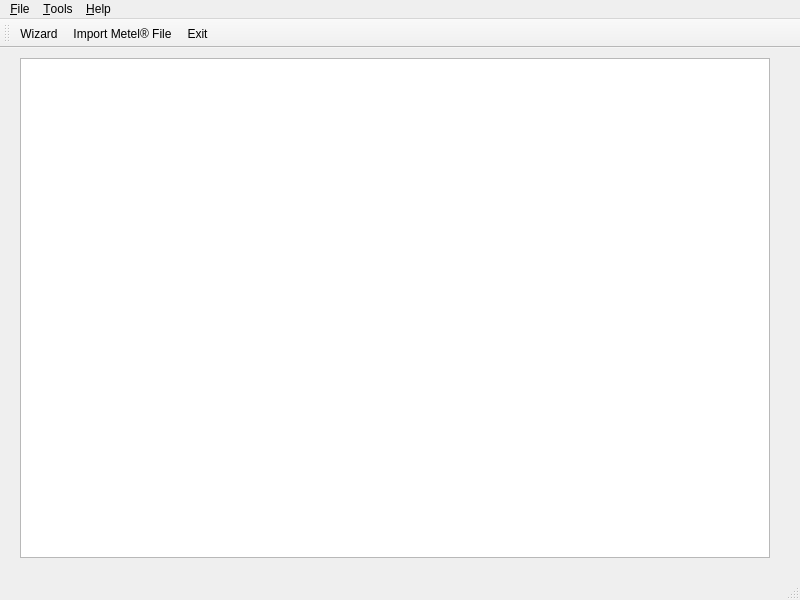
The window that mainwindow.ui (gallochri/SCFqt) describes before a commit, drawn with Qt 5.
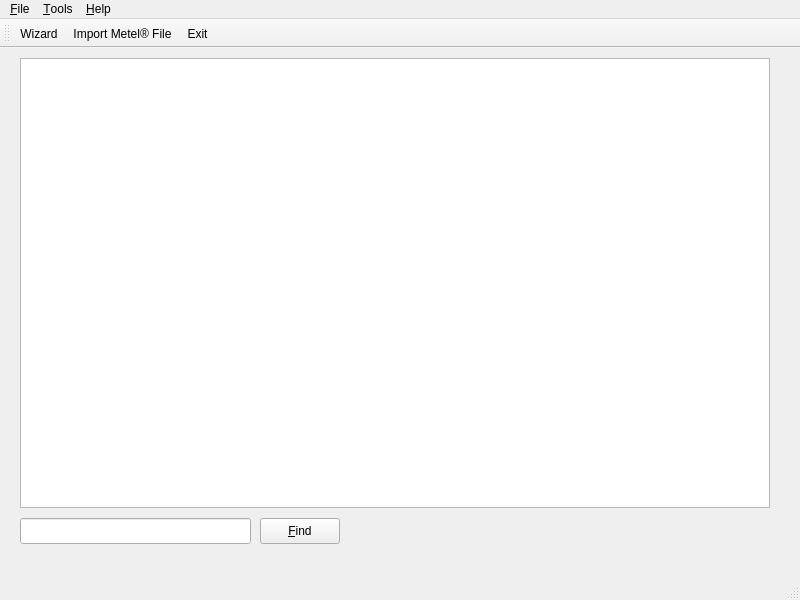
The same window after the commit. Icons and pictures are not drawn.

Commit message: Initial Find button

What changed in the file:
```diff
--- a/mainwindow.ui
+++ b/mainwindow.ui
@@ -30,24 +30,71 @@
       <x>20</x>
       <y>10</y>
       <width>750</width>
-      <height>500</height>
+      <height>450</height>
      </rect>
     </property>
     <property name="minimumSize">
      <size>
       <width>750</width>
-      <height>500</height>
+      <height>450</height>
      </size>
     </property>
     <property name="maximumSize">
      <size>
-      <width>911</width>
-      <height>291</height>
+      <width>0</width>
+      <height>0</height>
      </size>
     </property>
     <property name="styleSheet">
      <string notr="true"/>
     </property>
+    <property name="editTriggers">
+     <set>QAbstractItemView::NoEditTriggers</set>
+    </property>
+    <property name="alternatingRowColors">
+     <bool>true</bool>
+    </property>
+    <property name="selectionMode">
+     <enum>QAbstractItemView::SingleSelection</enum>
+    </property>
+    <property name="selectionBehavior">
+     <enum>QAbstractItemView::SelectRows</enum>
+    </property>
+    <property name="textElideMode">
+     <enum>Qt::ElideRight</enum>
+    </property>
+    <property name="gridStyle">
+     <enum>Qt::DotLine</enum>
+    </property>
+    <property name="sortingEnabled">
+     <bool>true</bool>
+    </property>
+    <attribute name="verticalHeaderVisible">
+     <bool>false</bool>
+    </attribute>
+   </widget>
+   <widget class="QLineEdit" name="lineEdit">
+    <property name="geometry">
+     <rect>
+      <x>20</x>
+      <y>470</y>
+      <width>231</width>
+      <height>26</height>
+     </rect>
+    </property>
+   </widget>
+   <widget class="QPushButton" name="pushButton">
+    <property name="geometry">
+     <rect>
+      <x>260</x>
+      <y>470</y>
+      <width>80</width>
+      <height>26</height>
+     </rect>
+    </property>
+    <property name="text">
+     <string>&amp;Find</string>
+    </property>
    </widget>
   </widget>
   <widget class="QMenuBar" name="menubar">
```
Left out of the diff: 2 changed lines with no effect on the pictures. The commit also changes 2 other files.
